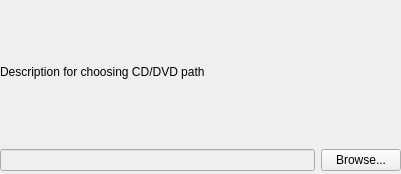
Old version of the form playground/gsoc/pawn/src/gui/widgetOptCD.ui in the repository pars-linux/uludag.
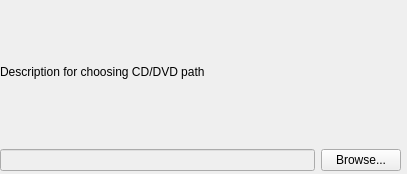
New version of the form.

Patch:
```diff
--- a/playground/gsoc/pawn/src/gui/widgetOptCD.ui
+++ b/playground/gsoc/pawn/src/gui/widgetOptCD.ui
@@ -6,7 +6,7 @@
    <rect>
     <x>0</x>
     <y>0</y>
-    <width>401</width>
+    <width>407</width>
     <height>174</height>
    </rect>
   </property>
```
